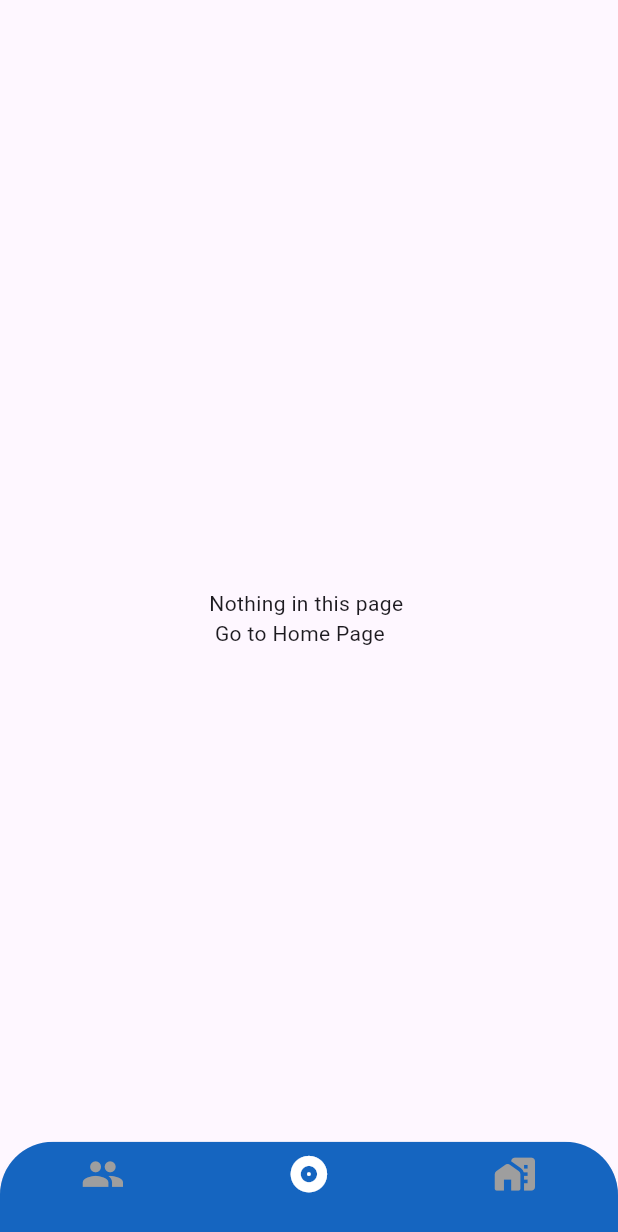
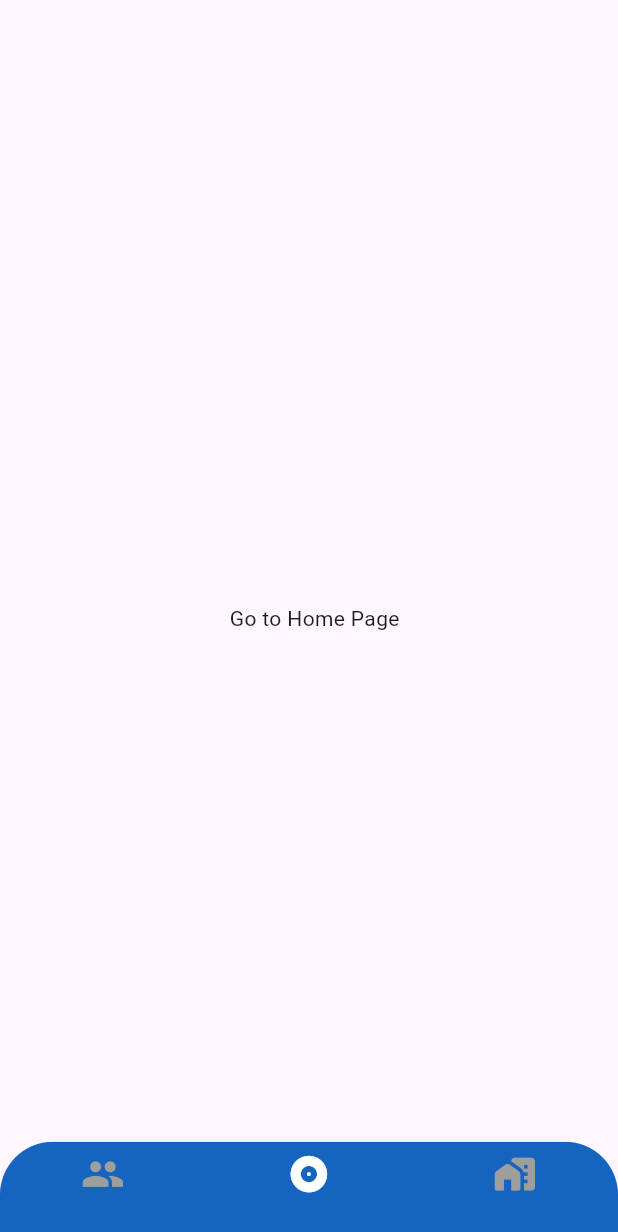
Before and after one commit to Rahul2080/Sample, a Flutter app: the screen it shows after launch, item 2 of the bottom bar chosen, on a phone screen of 412 x 824 dp. Shown: the top 1232 px of the screen. Run offline on Flutter 3.47's test engine with Material 3 defaults, Android fonts, the phone set to English and light mode, and no system bars; our stand-ins replace flutter_screenutil, google_fonts.

```diff
--- a/lib/Payment.dart
+++ b/lib/Payment.dart
@@ -10,6 +10,10 @@ class Payment extends StatefulWidget {
 class _PaymentState extends State<Payment> {
   @override
   Widget build(BuildContext context) {
-    return Scaffold(body: Center(child: Text("Nothing in this page \n Go to Home Page"),),);
+    return Scaffold(
+      body: Center(
+        child: Text("  Go to Home Page"),
+      ),
+    );
   }
 }
```
